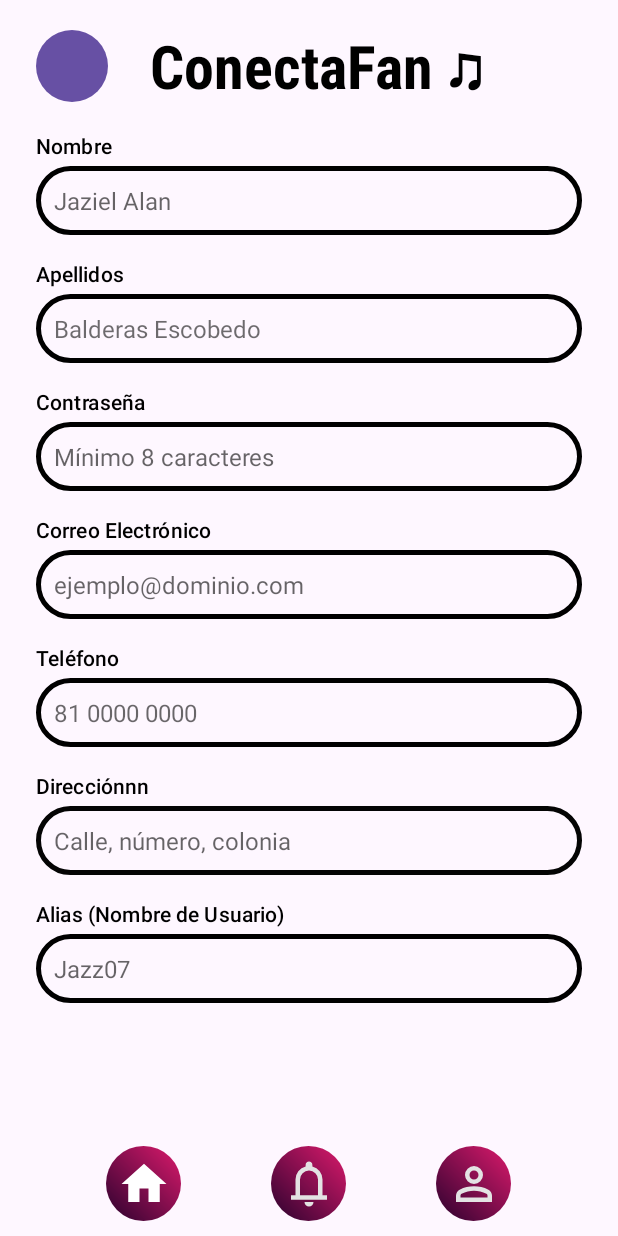
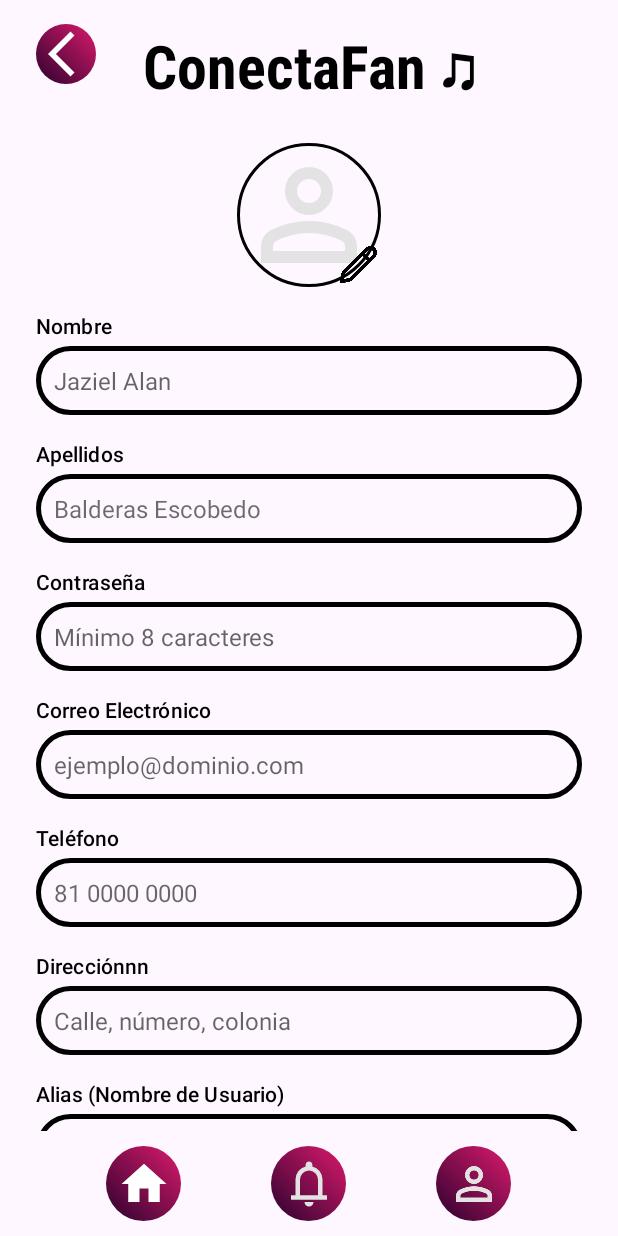
Before and after one commit to Jaziel-Balderas/PSM, an Android app: the fragment ProfileLayout shown on its own in the app's theme, on a phone screen of 412 x 824 dp. Run offline under Robolectric (Android 15) with nearby library versions, the phone set to English and light mode, and no system bars; our stand-ins replace CircleImageView.

Commit message:
boton de settings funcionando

```diff
--- a/app/src/main/java/com/example/psm/dashlayout.kt
+++ b/app/src/main/java/com/example/psm/dashlayout.kt
@@ -29,7 +29,7 @@ class dashlayout : Fragment() {
         val btnSett = view.findViewById<ImageButton>(R.id.btnSettings)
 
         btnSett?.setOnClickListener{
-            val intent = Intent(requireContext(), RegisterActivity::class.java)
+            val intent = Intent(requireContext(), fragment_settings::class.java)
             startActivity(intent)
         }
     }
--- a/app/src/main/res/layout/fragment_profile_layout.xml
+++ b/app/src/main/res/layout/fragment_profile_layout.xml
@@ -16,32 +16,36 @@
         android:paddingTop="16dp"
         app:layout_constraintTop_toTopOf="parent">
 
-        <Button
-            android:id="@+id/back_buttonLoginReg"
-            android:layout_width="48dp"
-            android:layout_height="48dp"
-            android:background="@drawable/iconsbg"
-            android:gravity="center"
-            android:text="@string/Flecha"
-            android:textColor="@color/black"
-            android:textSize="30sp"
-            app:layout_constraintStart_toStartOf="parent"
-            app:layout_constraintTop_toTopOf="parent"
-            app:layout_constraintBottom_toBottomOf="parent" />
-
         <TextView
             android:id="@+id/titleFrag"
             android:layout_width="wrap_content"
             android:layout_height="wrap_content"
+
             android:fontFamily="sans-serif-condensed"
             android:text="ConectaFan ♫"
             android:textColor="@color/black"
             android:textSize="40sp"
             android:textStyle="bold"
-            app:layout_constraintStart_toEndOf="@id/back_buttonLoginReg"
+
+            app:layout_constraintBottom_toBottomOf="parent"
+            app:layout_constraintEnd_toEndOf="parent"
+            app:layout_constraintStart_toStartOf="parent"
+
             app:layout_constraintTop_toTopOf="parent"
-            app:layout_constraintBottom_toBottomOf="parent"
-            android:layout_marginStart="28dp" /> </androidx.constraintlayout.widget.ConstraintLayout>
+            app:layout_constraintVertical_bias="0.0"
+            tools:ignore="NotSibling" />
+
+        <ImageButton
+            android:id="@+id/back_notis"
+            android:layout_width="40dp"
+            android:layout_height="40dp"
+            android:background="@drawable/iconsbg"
+            android:src="@drawable/back"
+            app:layout_constraintStart_toStartOf="parent"
+            app:layout_constraintTop_toTopOf="parent"
+            android:paddingLeft="12dp"/>
+
+    </androidx.constraintlayout.widget.ConstraintLayout>
 
     ---
 
@@ -59,6 +63,36 @@
             android:orientation="vertical"
             android:paddingHorizontal="24dp"
             android:paddingBottom="40dp">
+
+            <androidx.constraintlayout.widget.ConstraintLayout
+                android:layout_width="wrap_content"
+                android:layout_height="wrap_content"
+                android:layout_gravity="center_horizontal"
+                android:layout_marginTop="24dp">
+
+                <de.hdodenhof.circleimageview.CircleImageView
+                    android:id="@+id/profile_image"
+                    android:layout_width="96dp"
+                    android:layout_height="96dp"
+                    android:src="@drawable/profile"
+                    app:civ_border_width="2dp"
+                    app:civ_border_color="#FF000000"
+                    app:layout_constraintTop_toTopOf="parent"
+                    app:layout_constraintStart_toStartOf="parent"
+                    app:layout_constraintEnd_toEndOf="parent"
+                    app:layout_constraintBottom_toBottomOf="parent"/>
+
+                <ImageButton
+                    android:id="@+id/edit_image_button"
+                    android:layout_width="30dp"
+                    android:layout_height="30dp"
+                    android:background="@android:color/transparent"
+                    android:scaleType="centerCrop"
+                    android:src="@drawable/borrador"
+                    app:layout_constraintEnd_toEndOf="@id/profile_image"
+                    app:layout_constraintBottom_toBottomOf="@id/profile_image" />
+
+            </androidx.constraintlayout.widget.ConstraintLayout>
 
             <TextView
                 android:id="@+id/textName"
@@ -215,18 +249,6 @@
                 android:textColorHint="#99000000"
                 android:textSize="16sp" />
 
-            <Button
-                android:id="@+id/register_button"
-                android:layout_width="match_parent"
-                android:layout_height="wrap_content"
-                android:layout_marginTop="32dp"
-                android:paddingVertical="14dp"
-                android:text="CONFIRMAR"
-                android:textColor="@color/black"
-                android:textSize="18sp"
-                android:textStyle="bold"
-                android:visibility="invisible"
-                app:backgroundTint="@color/boton_background" />
         </LinearLayout>
     </ScrollView>
 
--- a/gradle/libs.versions.toml
+++ b/gradle/libs.versions.toml
@@ -1,5 +1,5 @@
 [versions]
-agp = "8.12.0"
+agp = "8.13.0"
 kotlin = "2.0.21"
 coreKtx = "1.16.0"
 junit = "4.13.2"
```
Also changed, not shown: app/src/main/java/com/example/psm/fragment_settings.kt (+9 -0 lines), app/src/main/res/layout/activity_fragment_settings.xml (+18 -11 lines).
